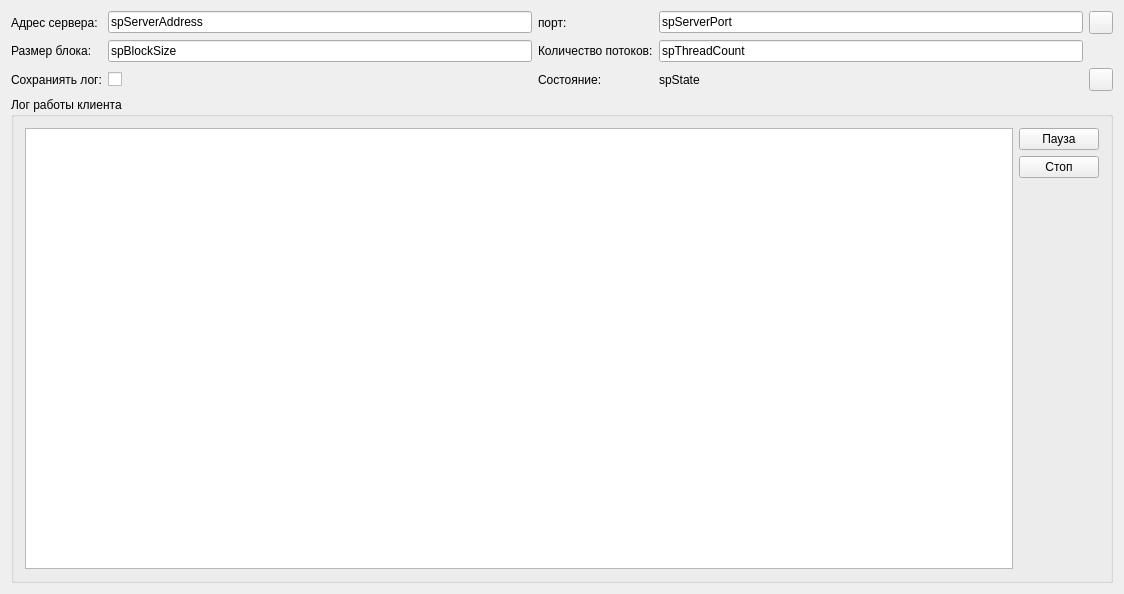
Above: client/prS63BruteForceClient/prS63BruteForceClient.ui from zaqwsx1277/prS63BruteForce before the change. Below: the same form after it.
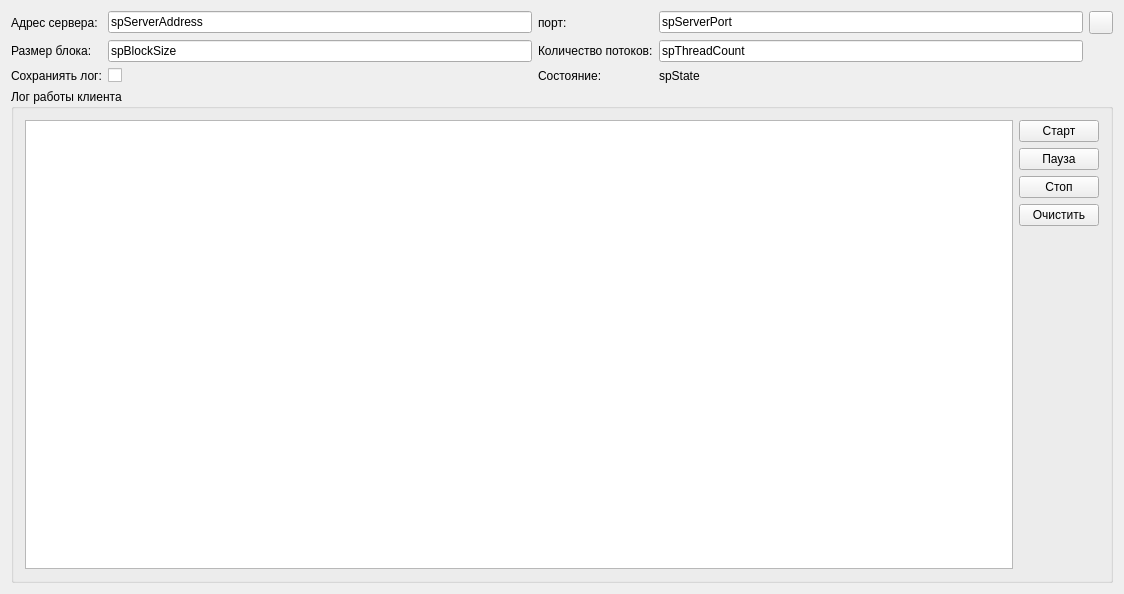
That is the form after the change. Icons and pictures are not drawn.

Patch:
```diff
--- a/client/prS63BruteForceClient/prS63BruteForceClient.ui
+++ b/client/prS63BruteForceClient/prS63BruteForceClient.ui
@@ -107,17 +107,6 @@
         </property>
        </widget>
       </item>
-      <item row="2" column="4">
-       <widget class="QToolButton" name="toolButton">
-        <property name="text">
-         <string/>
-        </property>
-        <property name="icon">
-         <iconset resource="../../res/resources.qrc">
-          <normaloff>:/icones/icones/run.png</normaloff>:/icones/icones/run.png</iconset>
-        </property>
-       </widget>
-      </item>
       <item row="0" column="4">
        <widget class="QToolButton" name="btnSeachServer">
         <property name="text">
@@ -144,6 +133,17 @@
          </item>
          <item>
           <layout class="QVBoxLayout" name="verticalLayout">
+           <item>
+            <widget class="QPushButton" name="btnStart">
+             <property name="text">
+              <string>Старт</string>
+             </property>
+             <property name="icon">
+              <iconset resource="../../res/resources.qrc">
+               <normaloff>:/icones/icones/run.png</normaloff>:/icones/icones/run.png</iconset>
+             </property>
+            </widget>
+           </item>
            <item>
             <widget class="QPushButton" name="pushButton">
              <property name="text">
@@ -166,6 +166,17 @@
              </property>
             </widget>
            </item>
+           <item>
+            <widget class="QPushButton" name="btnClear">
+             <property name="text">
+              <string>Очистить</string>
+             </property>
+             <property name="icon">
+              <iconset resource="../../res/resources.qrc">
+               <normaloff>:/icones/icones/fechar1.png</normaloff>:/icones/icones/fechar1.png</iconset>
+             </property>
+            </widget>
+           </item>
            <item>
             <spacer name="verticalSpacer">
              <property name="orientation">
```
Left out of the diff: 2 changed lines with no effect on the pictures.
